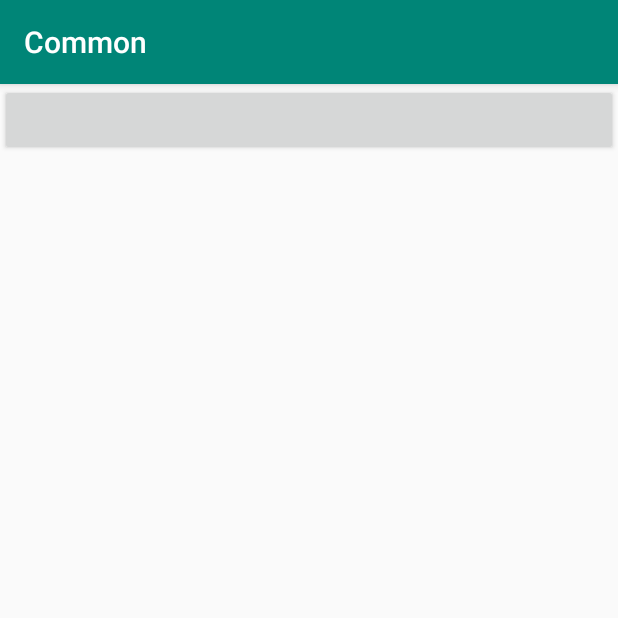
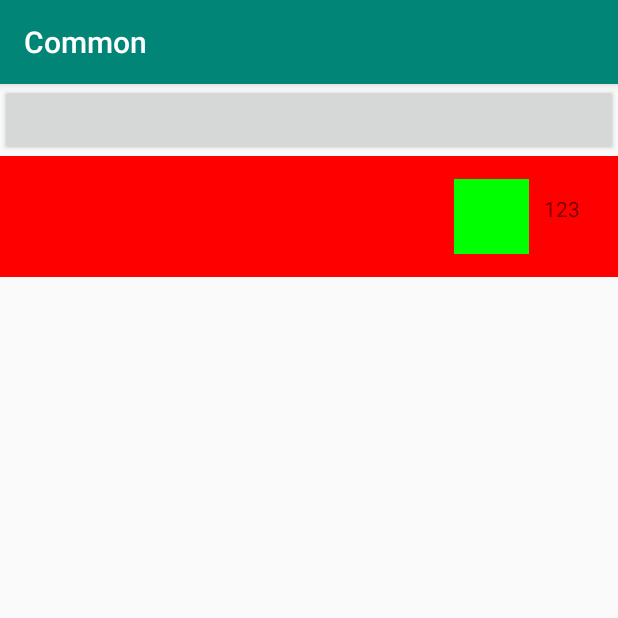
Before and after one commit to Xdomino/common, an Android app: the screen it shows after launch (MainActivity), on a phone screen of 412 x 824 dp, the top half of it. Run offline under Robolectric (Android 15) with nearby library versions, the phone set to English and light mode, and no system bars; libraries missing offline, so code that uses them is left out: com.zhy.adapter.

Commit message:
support rtl.

```diff
--- a/app/src/main/java/me/elvis/common/MainActivity.kt
+++ b/app/src/main/java/me/elvis/common/MainActivity.kt
@@ -15,13 +15,14 @@ class MainActivity : AppCompatActivity() {
         super.onCreate(savedInstanceState)
         setContentView(R.layout.activity_main)
         btn.setOnClickListener {
+            tv.setText("${tv.text}123asd")
         }
         list.layoutManager = LinearLayoutManager(this)
         val datas = mutableListOf<String>()
         for (i in 1..50) {
             datas.add(i.toString())
         }
-        list.adapter=MyAdapter()
+//        list.adapter=MyAdapter()
     }
 
 
--- a/app/src/main/res/layout/activity_main.xml
+++ b/app/src/main/res/layout/activity_main.xml
@@ -9,6 +9,28 @@
             android:id="@+id/btn"
             android:layout_width="match_parent"
             android:layout_height="wrap_content" />
+    <me.elvis.commonlib.view.AnchorLinearLayout
+            android:layout_width="match_parent"
+            android:layout_height="wrap_content"
+            android:background="#f00"
+            android:padding="15dp"
+            android:layoutDirection="rtl"
+            android:orientation="horizontal">
+
+
+        <TextView
+                android:id="@+id/tv"
+                android:layout_width="wrap_content"
+                android:padding="10dp"
+                android:text="123"
+                android:layout_height="wrap_content"
+                app:layout_cAnchor="true" />
+        <View
+                android:layout_width="50dp"
+                android:background="#0f0"
+                android:layout_height="50dp" />
+
+    </me.elvis.commonlib.view.AnchorLinearLayout>
 
     <android.support.v7.widget.RecyclerView
             android:id="@+id/list"
--- a/common/build.gradle
+++ b/common/build.gradle
@@ -16,7 +16,7 @@ publish {
     userOrg = 'hpnb' //bintray注册的用户名（不是邮箱）
     groupId = 'me.elvis'
     artifactId = 'commonlib' //项目名称
-    publishVersion = '0.0.5.0' //版本号
+    publishVersion = '0.0.5.2' //版本号
     desc = 'common library'
     website = ''
 }
```
Also changed, not shown: app/src/main/res/layout/item.xml (+12 -11 lines), common/src/main/java/me/elvis/commonlib/view/AnchorLinearLayout.java (+6 -43 lines).
